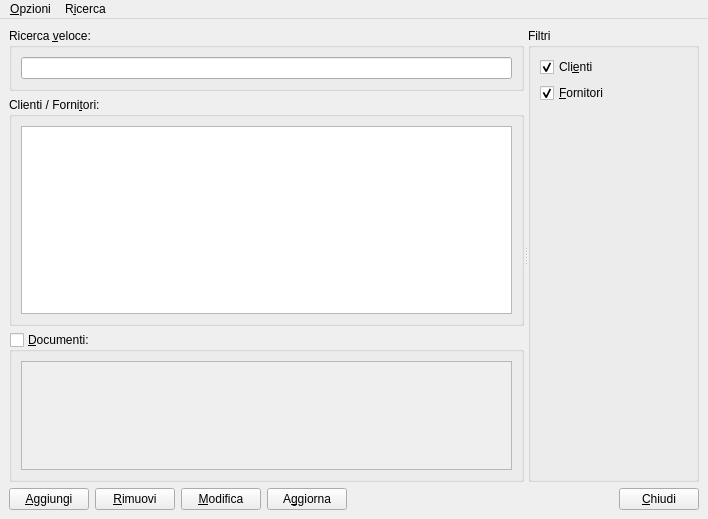
The window that moduleAnagrafica/anagraficawindow.ui (kvsd/Gestionale) describes before a commit, drawn with Qt 5.
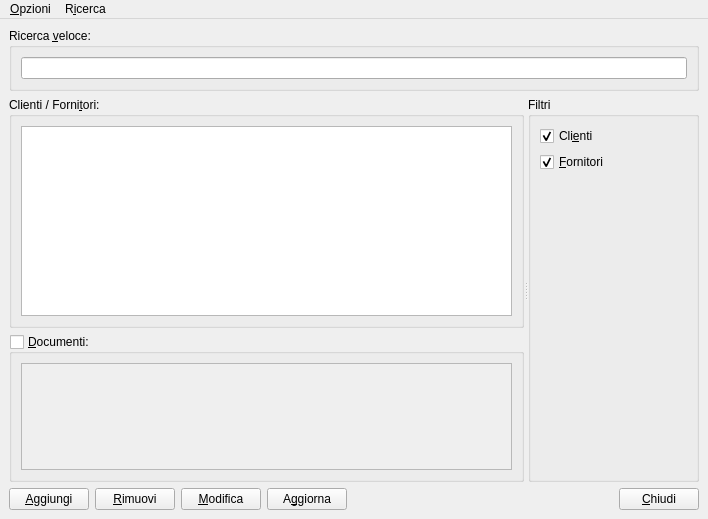
The same window after the commit.

Commit message:
Sistemata l'interfaccia di AnagraficaWindow.
Aggiunto il codice per salvare le dimensioni del pannello dei
filtri. Sistemato il warning che spuntava in fase di compilazione.

The edit to the form file:
```diff
--- a/moduleAnagrafica/anagraficawindow.ui
+++ b/moduleAnagrafica/anagraficawindow.ui
@@ -14,14 +14,7 @@
    <string>Anagrafica Clienti Fornitori</string>
   </property>
   <widget class="QWidget" name="centralwidget">
-   <layout class="QVBoxLayout" name="verticalLayout_3">
-    <item>
-     <widget class="QSplitter" name="splitter">
-      <property name="orientation">
-       <enum>Qt::Horizontal</enum>
-      </property>
-      <widget class="QWidget" name="">
-       <layout class="QVBoxLayout" name="verticalLayout" stretch="0,1,0">
+   <layout class="QVBoxLayout" name="verticalLayout_5" stretch="0,1,0">
         <item>
          <widget class="QGroupBox" name="groupBox">
           <property name="title">
@@ -35,6 +28,13 @@
          </widget>
         </item>
         <item>
+     <widget class="QSplitter" name="splitter_filtri">
+      <property name="orientation">
+       <enum>Qt::Horizontal</enum>
+      </property>
+      <widget class="QWidget" name="">
+       <layout class="QVBoxLayout" name="verticalLayout_4">
+        <item>
          <widget class="QGroupBox" name="groupBox_2">
           <property name="sizePolicy">
            <sizepolicy hsizetype="Preferred" vsizetype="Preferred">
@@ -45,7 +45,7 @@
           <property name="title">
            <string>Clienti / Forni&amp;tori:</string>
           </property>
-          <layout class="QHBoxLayout" name="horizontalLayout_2">
+          <layout class="QVBoxLayout" name="verticalLayout">
            <item>
             <widget class="QTableView" name="anagraficaView">
              <property name="editTriggers">
@@ -94,7 +94,7 @@
           <property name="checked">
            <bool>false</bool>
           </property>
-          <layout class="QHBoxLayout" name="horizontalLayout_3">
+          <layout class="QVBoxLayout" name="verticalLayout_3">
            <item>
             <widget class="QTableView" name="docView">
              <property name="sizePolicy">
@@ -116,9 +116,6 @@
         </item>
        </layout>
       </widget>
-      <widget class="QWidget" name="">
-       <layout class="QVBoxLayout" name="verticalLayout_4">
-        <item>
          <widget class="QGroupBox" name="groupBox_4">
           <property name="title">
            <string>Filtri</string>
@@ -156,9 +153,6 @@
               </size>
              </property>
             </spacer>
-           </item>
-          </layout>
-         </widget>
         </item>
        </layout>
       </widget>
```
Lines whose indentation alone changed are shown as unchanged. The commit also changes 2 other files.
